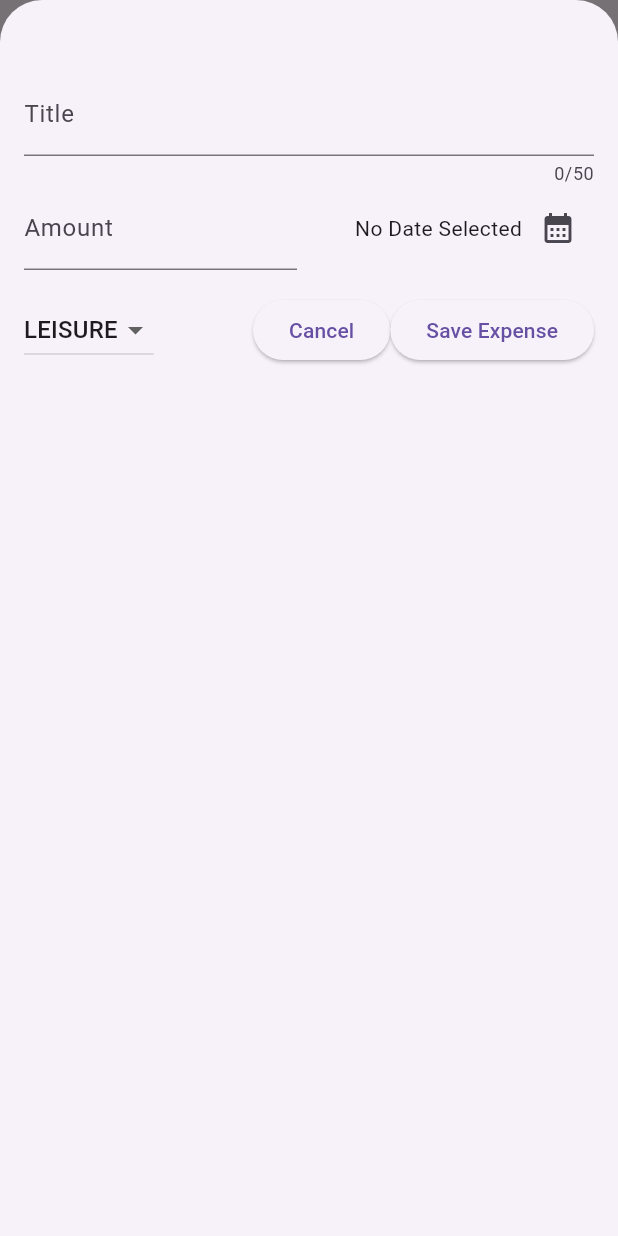
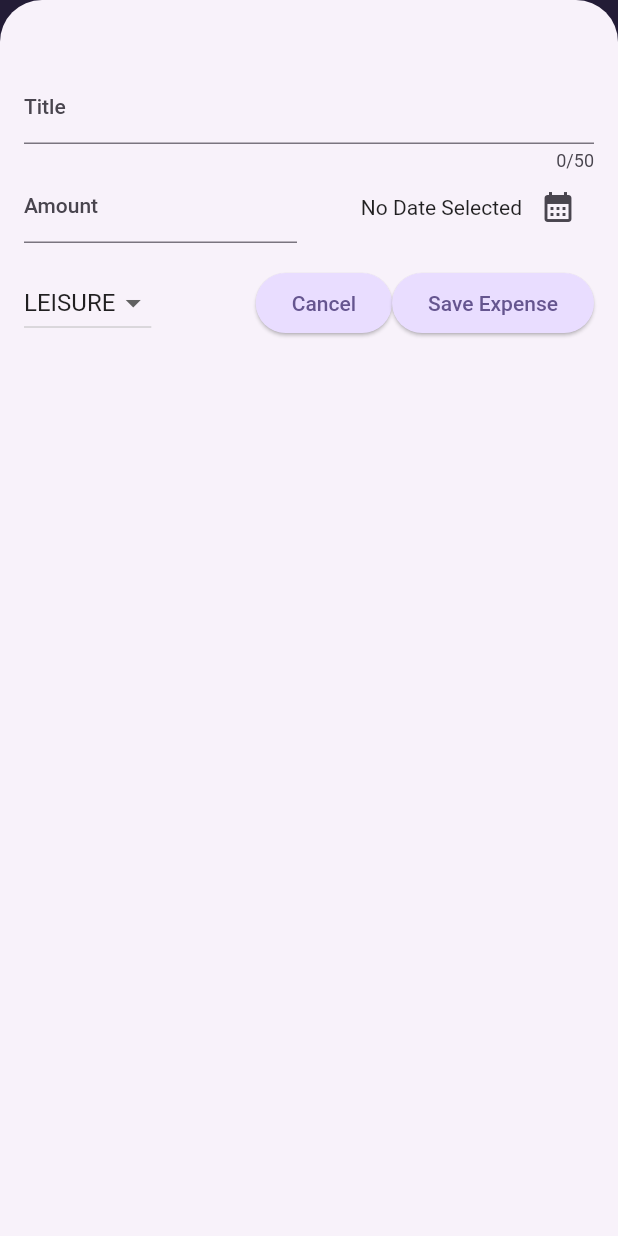
Before and after one commit to mrinaljain/expense_tracker, a Flutter app: the screen it shows after launch, after a tap on the "add" icon, on a phone screen of 412 x 824 dp. Run offline on Flutter 3.47's test engine with Material 2 defaults, Android fonts, the phone set to English and light mode, and no system bars.

Commit message:
Theme adding dark and light theme

```diff
--- a/lib/main.dart
+++ b/lib/main.dart
@@ -2,10 +2,51 @@ import 'package:flutter/material.dart';
 
 import 'package:expense_tracker/screen/expenses_screen.dart';
 
+var kColorScheme =
+    ColorScheme.fromSeed(seedColor: const Color.fromARGB(255, 96, 59, 181));
+var kDarkColorScheme =
+    ColorScheme.fromSeed(
+      brightness: Brightness.dark,
+      seedColor: const Color.fromARGB(255, 5, 99, 125));
 void main() {
   runApp(
-     MaterialApp(
-      theme: ThemeData(useMaterial3: true),
+    MaterialApp(
+      theme: ThemeData().copyWith(
+        useMaterial3: true,
+
+        /// colorscheme helps to set color theme  for the entire app
+        colorScheme: kColorScheme,
+        appBarTheme: const AppBarTheme().copyWith(
+            backgroundColor: kColorScheme.onPrimaryContainer,
+            foregroundColor: kColorScheme.primaryContainer),
+        cardTheme: const CardTheme().copyWith(
+          color: kColorScheme.secondaryContainer,
+          margin: const EdgeInsets.symmetric(horizontal: 16, vertical: 8),
+        ),
+        elevatedButtonTheme: ElevatedButtonThemeData(
+          style: ElevatedButton.styleFrom(
+              backgroundColor: kColorScheme.primaryContainer,),
+        ),
+        textTheme: ThemeData().textTheme.copyWith(
+              titleLarge: TextStyle(
+                fontWeight: FontWeight.bold,
+                color: kColorScheme.onSecondaryContainer,
+                fontSize: 16,
+              ),
+            ),
+      ),
+      darkTheme: ThemeData.dark().copyWith(
+        useMaterial3: true,
+        elevatedButtonTheme: ElevatedButtonThemeData(
+          style: ElevatedButton.styleFrom(
+              backgroundColor: kDarkColorScheme.primaryContainer),
+        ),
+         cardTheme: const CardTheme().copyWith(
+          color: kDarkColorScheme.secondaryContainer,
+          margin: const EdgeInsets.symmetric(horizontal: 16, vertical: 8,),
+        ),
+      ),
+      themeMode: ThemeMode.system,
       home: const ExpensesScreen(),
     ),
   );
--- a/lib/models/expense.dart
+++ b/lib/models/expense.dart
@@ -39,3 +39,23 @@ class Expense {
     return formatter.format(date);
   }
 }
+
+class ExpenseBucket {
+  final Category category;
+  final List<Expense> expenses;
+
+  ExpenseBucket(this.category, this.expenses);
+  /// Utility constructor function best example to learn
+  ExpenseBucket.forCategory(List<Expense> allExpenses, this.category)
+      : expenses = allExpenses
+            .where((expense) => expense.category == category)
+            .toList();
+  double get totalExpenses {
+    double sum = 0;
+    for (final expense in expenses) {
+      sum = sum + expense.amount;
+      // sum += expense.amount
+    }
+    return sum;
+  }
+}
--- a/lib/screen/expenses_screen.dart
+++ b/lib/screen/expenses_screen.dart
@@ -1,6 +1,7 @@
 // 2. Add import yo material dart
 import 'package:expense_tracker/data/expense_list.dart';
 import 'package:expense_tracker/models/expense.dart';
+import 'package:expense_tracker/widgets/chart/chart.dart';
 import 'package:expense_tracker/widgets/new_expense.dart';
 import 'package:expense_tracker/widgets/expenses_list.dart';
 import 'package:flutter/material.dart';
@@ -82,7 +83,7 @@ class _ExpensesScreenState extends State<ExpensesScreen> {
       ),
       body: Column(
         children: [
-          const Text('The Chart'),
+           Chart(expenses: _registeredExpenses,),
           Expanded(
             child: maincontent,
           )
--- /dev/null
+++ b/lib/widgets/chart/chart.dart
@@ -0,0 +1,95 @@
+import 'package:flutter/material.dart';
+
+import 'package:expense_tracker/widgets/chart/chart_bar.dart';
+import 'package:expense_tracker/models/expense.dart';
+
+class Chart extends StatelessWidget {
+  const Chart({super.key, required this.expenses});
+
+  final List<Expense> expenses;
+
+  List<ExpenseBucket> get buckets {
+    return [
+      ExpenseBucket.forCategory(expenses, Category.food),
+      ExpenseBucket.forCategory(expenses, Category.leisure),
+      ExpenseBucket.forCategory(expenses, Category.travel),
+      ExpenseBucket.forCategory(expenses, Category.work),
+    ];
+  }
+
+  double get maxTotalExpense {
+    double maxTotalExpense = 0;
+
+    for (final bucket in buckets) {
+      if (bucket.totalExpenses > maxTotalExpense) {
+        maxTotalExpense = bucket.totalExpenses;
+      }
+    }
+
+    return maxTotalExpense;
+  }
+
+  @override
+  Widget build(BuildContext context) {
+    final isDarkMode =
+        MediaQuery.of(context).platformBrightness == Brightness.dark;
+    return Container(
+      margin: const EdgeInsets.all(16),
+      padding: const EdgeInsets.symmetric(
+        vertical: 16,
+        horizontal: 8,
+      ),
+      width: double.infinity,
+      height: 180,
+      decoration: BoxDecoration(
+        borderRadius: BorderRadius.circular(8),
+        gradient: LinearGradient(
+          colors: [
+            Theme.of(context).colorScheme.primary.withOpacity(0.3),
+            Theme.of(context).colorScheme.primary.withOpacity(0.0)
+          ],
+          begin: Alignment.bottomCenter,
+          end: Alignment.topCenter,
+        ),
+      ),
+      child: Column(
+        children: [
+          Expanded(
+            child: Row(
+              crossAxisAlignment: CrossAxisAlignment.end,
+              children: [
+                for (final bucket in buckets) // alternative to map()
+                  ChartBar(
+                    fill: bucket.totalExpenses == 0
+                        ? 0
+                        : bucket.totalExpenses / maxTotalExpense,
+                  )
+              ],
+            ),
+          ),
+          const SizedBox(height: 12),
+          Row(
+            children: buckets
+                .map(
+                  (bucket) => Expanded(
+                    child: Padding(
+                      padding: const EdgeInsets.symmetric(horizontal: 4),
+                      child: Icon(
+                        categoryIcons[bucket.category],
+                        color: isDarkMode
+                            ? Theme.of(context).colorScheme.secondary
+                            : Theme.of(context)
+                                .colorScheme
+                                .primary
+                                .withOpacity(0.7),
+                      ),
+                    ),
+                  ),
+                )
+                .toList(),
+          )
+        ],
+      ),
+    );
+  }
+}
--- /dev/null
+++ b/lib/widgets/chart/chart_bar.dart
@@ -0,0 +1,34 @@
+import 'package:flutter/material.dart';
+
+class ChartBar extends StatelessWidget {
+  const ChartBar({
+    super.key,
+    required this.fill,
+  });
+
+  final double fill;
+
+  @override
+  Widget build(BuildContext context) {
+    final isDarkMode =
+        MediaQuery.of(context).platformBrightness == Brightness.dark;
+    return Expanded(
+      child: Padding(
+        padding: const EdgeInsets.symmetric(horizontal: 4),
+        child: FractionallySizedBox(
+          heightFactor: fill,
+          child: DecoratedBox(
+            decoration: BoxDecoration(
+              shape: BoxShape.rectangle,
+              borderRadius:
+                  const BorderRadius.vertical(top: Radius.circular(8)),
+              color: isDarkMode
+                  ? Theme.of(context).colorScheme.secondary
+                  : Theme.of(context).colorScheme.primary.withOpacity(0.65),
+            ),
+          ),
+        ),
+      ),
+    );
+  }
+}
--- a/lib/widgets/expense_item.dart
+++ b/lib/widgets/expense_item.dart
@@ -7,15 +7,18 @@ class ExpenseItem extends StatelessWidget {
   @override
   Widget build(BuildContext context) {
     return Card(
-      color: Colors.deepOrange,
       child: Padding(
         padding: const EdgeInsets.symmetric(
           horizontal: 20.0,
           vertical: 16,
         ),
         child: Column(
+          crossAxisAlignment: CrossAxisAlignment.start,
           children: [
-            Text(expense.title),
+            Text(
+              expense.title,
+              style: Theme.of(context).textTheme.titleLarge,
+            ),
             const SizedBox(
               height: 4,
             ),
@@ -25,8 +28,10 @@ class ExpenseItem extends StatelessWidget {
                 const Spacer(),
                 Row(
                   children: [
-                     Icon(categoryIcons[expense.category]),
-                    const SizedBox(width: 8,),
+                    Icon(categoryIcons[expense.category]),
+                    const SizedBox(
+                      width: 8,
+                    ),
                     Text(expense.formatedDate),
                   ],
                 ),
--- a/lib/widgets/expenses_list.dart
+++ b/lib/widgets/expenses_list.dart
@@ -18,6 +18,14 @@ class ExpensesList extends StatelessWidget {
       itemCount: expenses.length,
       itemBuilder: (BuildContext context, int index) => Dismissible(
         key: ValueKey(expenses[index]),
+        background: Container(
+          color: Theme.of(context).colorScheme.error.withOpacity(0.75),
+          margin: EdgeInsets.symmetric(
+            horizontal: Theme.of(context).cardTheme.margin!.horizontal,
+          ),
+          child: const Center(child: Icon(Icons.delete)),
+
+        ),
         onDismissed: (DismissDirection dismissDirection) {
           onRemoveExpense(expenses[index]);
         },
```
Also changed, not shown: pubspec.lock.
